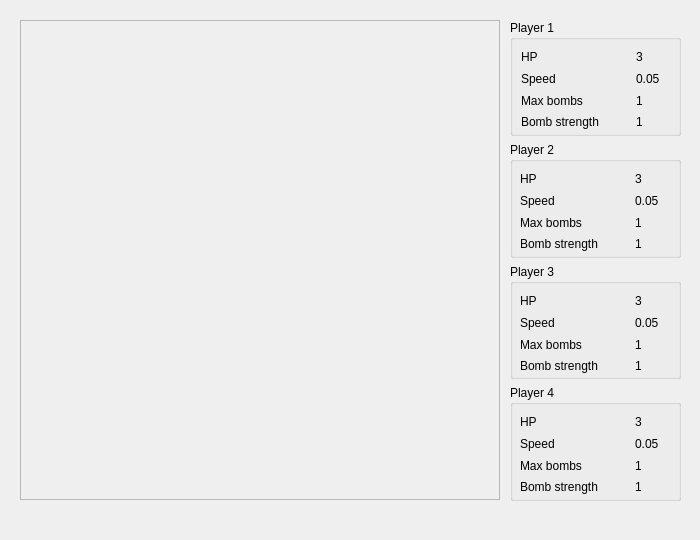
HelenaMaslowska/bombs-online, file Game/skproject/game.ui: the form before one commit.
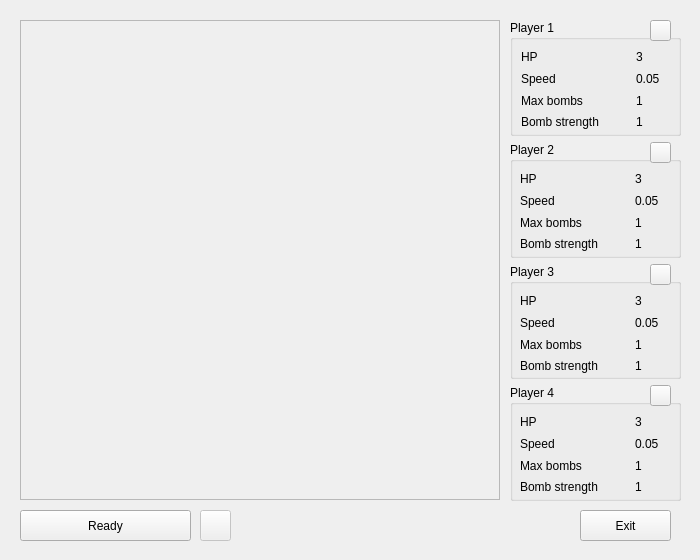
The form after the commit.

Diff of the .ui file:
```diff
--- a/Game/skproject/game.ui
+++ b/Game/skproject/game.ui
@@ -7,13 +7,13 @@
     <x>0</x>
     <y>0</y>
     <width>700</width>
-    <height>540</height>
+    <height>560</height>
    </rect>
   </property>
   <property name="minimumSize">
    <size>
     <width>700</width>
-    <height>540</height>
+    <height>560</height>
    </size>
   </property>
   <property name="windowTitle">
@@ -116,6 +116,19 @@
         </item>
        </layout>
       </widget>
+      <widget class="QPushButton" name="rdy_1">
+       <property name="geometry">
+        <rect>
+         <x>140</x>
+         <y>0</y>
+         <width>21</width>
+         <height>21</height>
+        </rect>
+       </property>
+       <property name="text">
+        <string/>
+       </property>
+      </widget>
      </widget>
     </item>
     <item>
@@ -205,6 +218,19 @@
         </item>
        </layout>
       </widget>
+      <widget class="QPushButton" name="rdy_2">
+       <property name="geometry">
+        <rect>
+         <x>140</x>
+         <y>0</y>
+         <width>21</width>
+         <height>21</height>
+        </rect>
+       </property>
+       <property name="text">
+        <string/>
+       </property>
+      </widget>
      </widget>
     </item>
     <item>
@@ -294,6 +320,19 @@
         </item>
        </layout>
       </widget>
+      <widget class="QPushButton" name="rdy_3">
+       <property name="geometry">
+        <rect>
+         <x>140</x>
+         <y>0</y>
+         <width>21</width>
+         <height>21</height>
+        </rect>
+       </property>
+       <property name="text">
+        <string/>
+       </property>
+      </widget>
      </widget>
     </item>
     <item>
@@ -383,6 +422,19 @@
         </item>
        </layout>
       </widget>
+      <widget class="QPushButton" name="rdy_4">
+       <property name="geometry">
+        <rect>
+         <x>140</x>
+         <y>0</y>
+         <width>21</width>
+         <height>21</height>
+        </rect>
+       </property>
+       <property name="text">
+        <string/>
+       </property>
+      </widget>
      </widget>
     </item>
    </layout>
@@ -409,6 +461,54 @@
     <enum>QFrame::Raised</enum>
    </property>
   </widget>
+  <widget class="QPushButton" name="readyBtn">
+   <property name="geometry">
+    <rect>
+     <x>20</x>
+     <y>510</y>
+     <width>171</width>
+     <height>31</height>
+    </rect>
+   </property>
+   <property name="text">
+    <string>Ready</string>
+   </property>
+  </widget>
+  <widget class="QPushButton" name="readyColor">
+   <property name="enabled">
+    <bool>false</bool>
+   </property>
+   <property name="geometry">
+    <rect>
+     <x>200</x>
+     <y>510</y>
+     <width>31</width>
+     <height>31</height>
+    </rect>
+   </property>
+   <property name="text">
+    <string/>
+   </property>
+   <property name="checkable">
+    <bool>false</bool>
+   </property>
+   <property name="checked">
+    <bool>false</bool>
+   </property>
+  </widget>
+  <widget class="QPushButton" name="exitBtn">
+   <property name="geometry">
+    <rect>
+     <x>580</x>
+     <y>510</y>
+     <width>91</width>
+     <height>31</height>
+    </rect>
+   </property>
+   <property name="text">
+    <string>Exit</string>
+   </property>
+  </widget>
  </widget>
  <resources/>
  <connections/>
```
